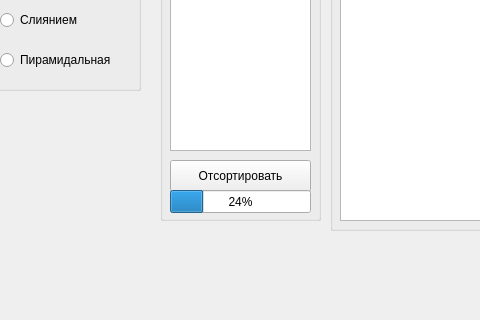
First picture: the form in mainwindow.ui, repository neklyudovv/sortingMethods, before the edit; both pictures show x 210 to 690 and y 280 to 600 of the 802 by 600 pixel window.
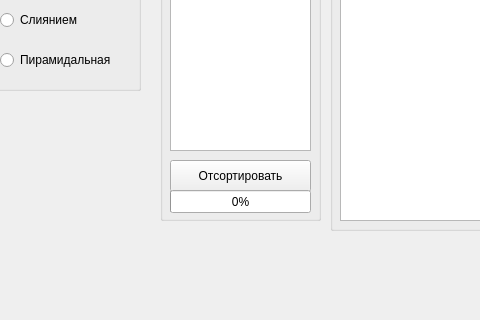
Second picture: the form after the edit.

Commit message: connected buttons to the code + now generating and sorting an array by 8 methods

Patch:
```diff
--- a/mainwindow.ui
+++ b/mainwindow.ui
@@ -205,7 +205,7 @@
       </rect>
      </property>
      <property name="value">
-      <number>24</number>
+      <number>0</number>
      </property>
     </widget>
     <widget class="QPlainTextEdit" name="plainTextEdit_2">
```
Left out of the diff: 10 changed lines with no effect on the pictures. The commit also changes 2 other files.
